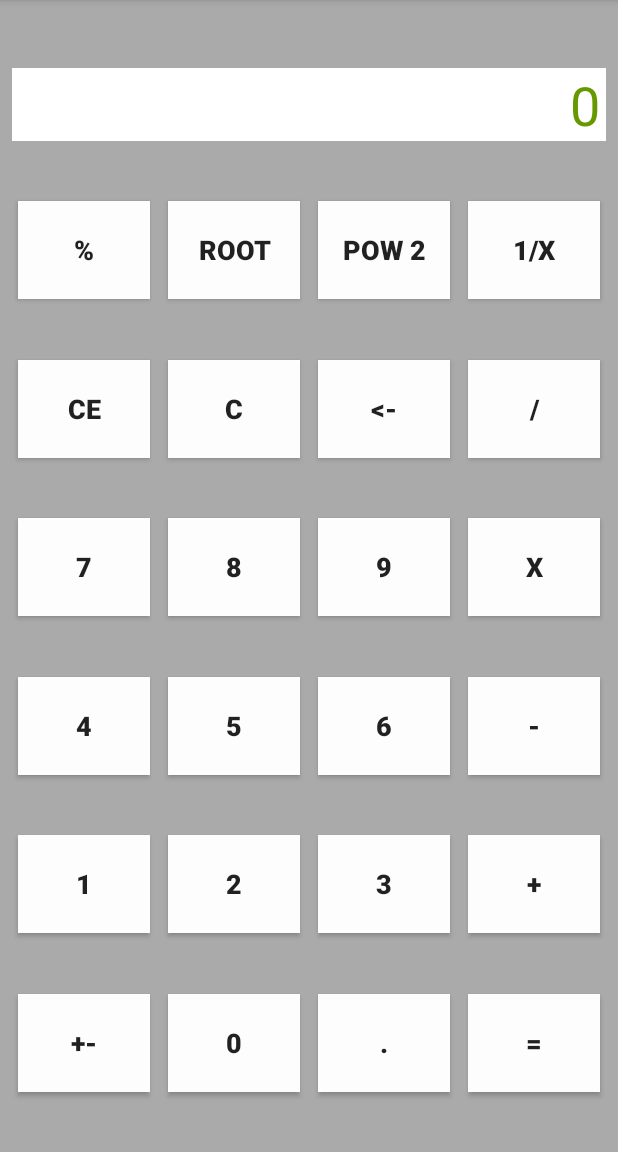
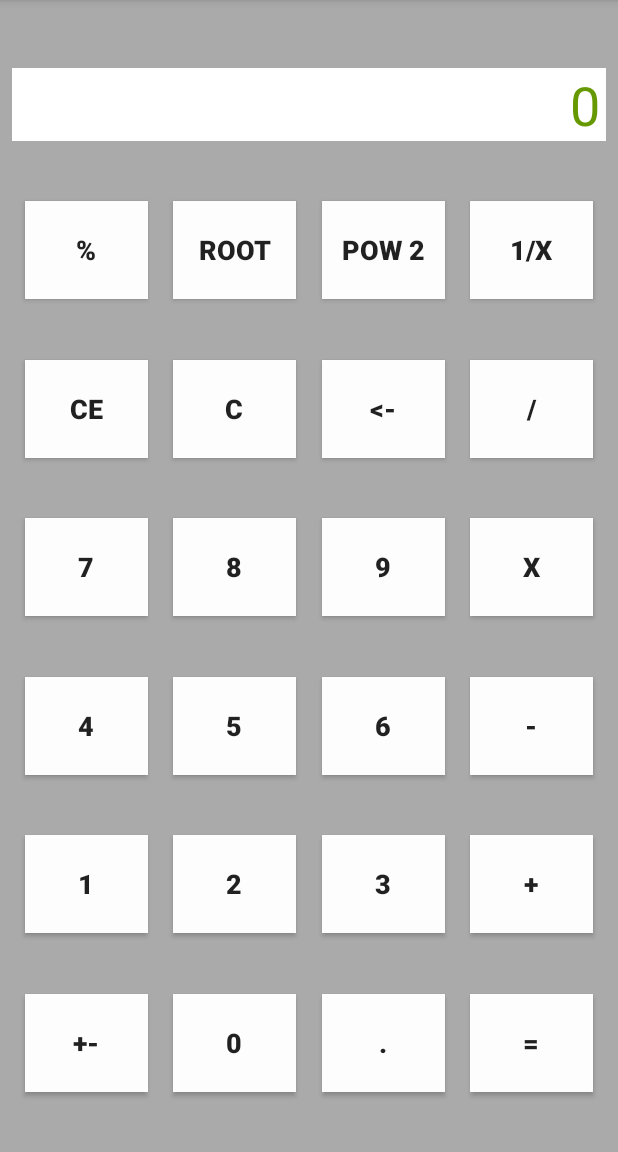
Before and after one commit to ikostan/Android_UI_Essentials, an Android app: the screen it shows after launch (MainActivity), on a phone screen of 412 x 824 dp, the part 84-1236 px from its top. Run offline under Robolectric (Android 15) with nearby library versions, the phone set to English and light mode, and no system bars.

Commit message:
Final UI - buttons size changed (new width 82dp)

```diff
--- a/app/src/main/res/layout/activity_main.xml
+++ b/app/src/main/res/layout/activity_main.xml
@@ -13,8 +13,8 @@
         android:layout_width="0dp"
         android:layout_height="wrap_content"
         android:layout_marginBottom="13dp"
-        android:layout_marginLeft="8dp"
-        android:layout_marginRight="8dp"
+        android:layout_marginLeft="6dp"
+        android:layout_marginRight="6dp"
         android:background="@android:color/background_light"
         android:backgroundTint="@android:color/background_light"
         android:gravity="center_vertical|center_horizontal"
@@ -42,46 +42,46 @@
 
     <Button
         android:id="@+id/btn_oneDevX"
-        android:layout_width="88dp"
+        android:layout_width="82dp"
         android:layout_height="65dp"
         android:background="@color/colorPrimaryDark"
         android:text="@string/btn_one_dev_x"
         android:textSize="18sp"
         android:textStyle="bold"
+        app:layout_constraintBottom_toTopOf="@+id/btnDevide"
         app:layout_constraintLeft_toRightOf="@+id/btn_pow"
         app:layout_constraintRight_toRightOf="parent"
-        app:layout_constraintBottom_toTopOf="@+id/btnDevide"
         app:layout_constraintTop_toBottomOf="@+id/txtScreen" />
 
     <Button
         android:id="@+id/btn_pow"
-        android:layout_width="88dp"
+        android:layout_width="82dp"
         android:layout_height="65dp"
         android:background="@color/colorPrimaryDark"
         android:text="@string/btn_pow_2"
         android:textSize="18sp"
         android:textStyle="bold"
+        app:layout_constraintBottom_toTopOf="@+id/btnDelete"
         app:layout_constraintLeft_toRightOf="@+id/btn_root"
         app:layout_constraintRight_toLeftOf="@+id/btn_oneDevX"
-        app:layout_constraintBottom_toTopOf="@+id/btnDelete"
         app:layout_constraintTop_toBottomOf="@+id/txtScreen" />
 
     <Button
         android:id="@+id/btn_root"
-        android:layout_width="88dp"
+        android:layout_width="82dp"
         android:layout_height="65dp"
         android:background="@color/colorPrimaryDark"
         android:text="@string/btn_root"
         android:textSize="18sp"
         android:textStyle="bold"
+        app:layout_constraintBottom_toTopOf="@+id/btnC"
         app:layout_constraintLeft_toRightOf="@+id/btnPercent"
         app:layout_constraintRight_toLeftOf="@+id/btn_pow"
-        app:layout_constraintBottom_toTopOf="@+id/btnC"
         app:layout_constraintTop_toBottomOf="@+id/txtScreen" />
 
     <Button
         android:id="@+id/btnPercent"
-        android:layout_width="88dp"
+        android:layout_width="82dp"
         android:layout_height="65dp"
         android:background="@color/colorPrimaryDark"
         android:text="@string/btn_prcnt"
@@ -103,7 +103,7 @@
 
     <Button
         android:id="@+id/btnDevide"
-        android:layout_width="88dp"
+        android:layout_width="82dp"
         android:layout_height="65dp"
         android:background="@color/colorPrimaryDark"
         android:text="@string/btn_devision"
@@ -116,7 +116,7 @@
 
     <Button
         android:id="@+id/btnDelete"
-        android:layout_width="88dp"
+        android:layout_width="82dp"
         android:layout_height="65dp"
         android:background="@color/colorPrimaryDark"
         android:text="@string/btn_delete"
@@ -129,7 +129,7 @@
 
     <Button
         android:id="@+id/btnC"
-        android:layout_width="88dp"
+        android:layout_width="82dp"
         android:layout_height="65dp"
         android:background="@color/colorPrimaryDark"
         android:text="@string/btn_c"
@@ -142,7 +142,7 @@
 
     <Button
         android:id="@+id/btnCE"
-        android:layout_width="88dp"
+        android:layout_width="82dp"
         android:layout_height="65dp"
         android:background="@color/colorPrimaryDark"
         android:text="@string/btn_ce"
@@ -164,7 +164,7 @@
 
     <Button
         android:id="@+id/btnMult"
-        android:layout_width="88dp"
+        android:layout_width="82dp"
         android:layout_height="65dp"
         android:background="@color/colorPrimaryDark"
         android:text="@string/btn_x"
@@ -177,7 +177,7 @@
 
     <Button
         android:id="@+id/btn9"
-        android:layout_width="88dp"
+        android:layout_width="82dp"
         android:layout_height="65dp"
         android:background="@color/colorPrimaryDark"
         android:text="@string/btn_9"
@@ -190,7 +190,7 @@
 
     <Button
         android:id="@+id/btn8"
-        android:layout_width="88dp"
+        android:layout_width="82dp"
         android:layout_height="65dp"
         android:background="@color/colorPrimaryDark"
         android:text="@string/btn_8"
@@ -203,7 +203,7 @@
 
     <Button
         android:id="@+id/btn7"
-        android:layout_width="88dp"
+        android:layout_width="82dp"
         android:layout_height="65dp"
         android:background="@color/colorPrimaryDark"
         android:text="@string/btn_7"
@@ -225,7 +225,7 @@
 
     <Button
         android:id="@+id/btnMinus"
-        android:layout_width="88dp"
+        android:layout_width="82dp"
         android:layout_height="65dp"
         android:background="@color/colorPrimaryDark"
         android:text="@string/btn_minus"
@@ -238,7 +238,7 @@
 
     <Button
         android:id="@+id/btn6"
-        android:layout_width="88dp"
+        android:layout_width="82dp"
         android:layout_height="65dp"
         android:background="@color/colorPrimaryDark"
         android:text="@string/btn_6"
@@ -251,7 +251,7 @@
 
     <Button
         android:id="@+id/btn5"
-        android:layout_width="88dp"
+        android:layout_width="82dp"
         android:layout_height="65dp"
         android:background="@color/colorPrimaryDark"
         android:text="@string/btn_5"
@@ -264,7 +264,7 @@
 
     <Button
         android:id="@+id/btn4"
-        android:layout_width="88dp"
+        android:layout_width="82dp"
         android:layout_height="65dp"
         android:background="@color/colorPrimaryDark"
         android:text="@string/btn_4"
@@ -286,7 +286,7 @@
 
     <Button
         android:id="@+id/btnPlus"
-        android:layout_width="88dp"
+        android:layout_width="82dp"
         android:layout_height="65dp"
         android:background="@color/colorPrimaryDark"
         android:text="@string/plus"
@@ -299,7 +299,7 @@
 
     <Button
         android:id="@+id/btn2"
-        android:layout_width="88dp"
+        android:layout_width="82dp"
         android:layout_height="65dp"
         android:background="@color/colorPrimaryDark"
         android:text="@string/btn_2"
@@ -312,7 +312,7 @@
 
     <Button
         android:id="@+id/btn3"
-        android:layout_width="88dp"
+        android:layout_width="82dp"
         android:layout_height="65dp"
         android:background="@color/colorPrimaryDark"
         android:text="@string/btn_3"
@@ -325,7 +325,7 @@
 
     <Button
         android:id="@+id/btn1"
-        android:layout_width="88dp"
+        android:layout_width="82dp"
         android:layout_height="65dp"
         android:background="@color/colorPrimaryDark"
         android:text="@string/btn_1"
@@ -341,13 +341,13 @@
         android:layout_width="wrap_content"
         android:layout_height="wrap_content"
         android:orientation="horizontal"
-        app:layout_constraintGuide_percent="0.86"
+        app:layout_constraintGuide_percent="0.82"
         tools:layout_editor_absoluteY="440dp"
         tools:layout_editor_absoluteX="0dp" />
 
     <Button
         android:id="@+id/btnEqual"
-        android:layout_width="88dp"
+        android:layout_width="82dp"
         android:layout_height="65dp"
         android:background="@color/colorPrimaryDark"
         android:text="@string/btn_equal"
@@ -361,7 +361,7 @@
 
     <Button
         android:id="@+id/btnDecPoint"
-        android:layout_width="88dp"
+        android:layout_width="82dp"
         android:layout_height="65dp"
         android:background="@color/colorPrimaryDark"
         android:text="@string/btn_dot"
@@ -375,7 +375,7 @@
 
     <Button
         android:id="@+id/btn0"
-        android:layout_width="88dp"
+        android:layout_width="82dp"
         android:layout_height="65dp"
         android:background="@color/colorPrimaryDark"
         android:text="@string/btn_0"
@@ -389,7 +389,7 @@
 
     <Button
         android:id="@+id/btnPlusMin"
-        android:layout_width="88dp"
+        android:layout_width="82dp"
         android:layout_height="65dp"
         android:background="@color/colorPrimaryDark"
         android:text="@string/btn_pl_min"
```
